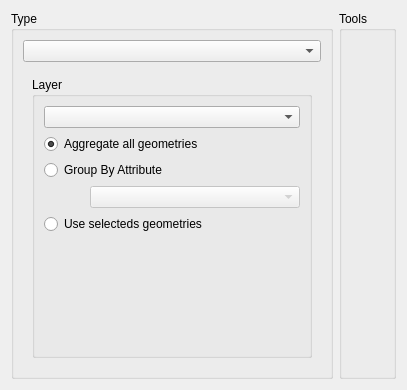
Old version of the form src/terralib/qt/widgets/rp/ui/ClippingWizardPageForm.ui in the repository claudiobogossian/terralib5.
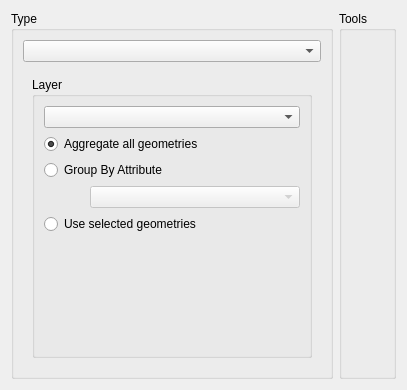
New version of the form. The open tabs and pages were chosen to show the change.

Diff of the .ui file:
```diff
--- a/src/terralib/qt/widgets/rp/ui/ClippingWizardPageForm.ui
+++ b/src/terralib/qt/widgets/rp/ui/ClippingWizardPageForm.ui
@@ -408,7 +408,7 @@
                      <item row="3" column="0">
                       <widget class="QRadioButton" name="m_selectedGeomRadioButton">
                        <property name="text">
-                        <string>Use selecteds geometries</string>
+                        <string>Use selected geometries</string>
                        </property>
                       </widget>
                      </item>
```
